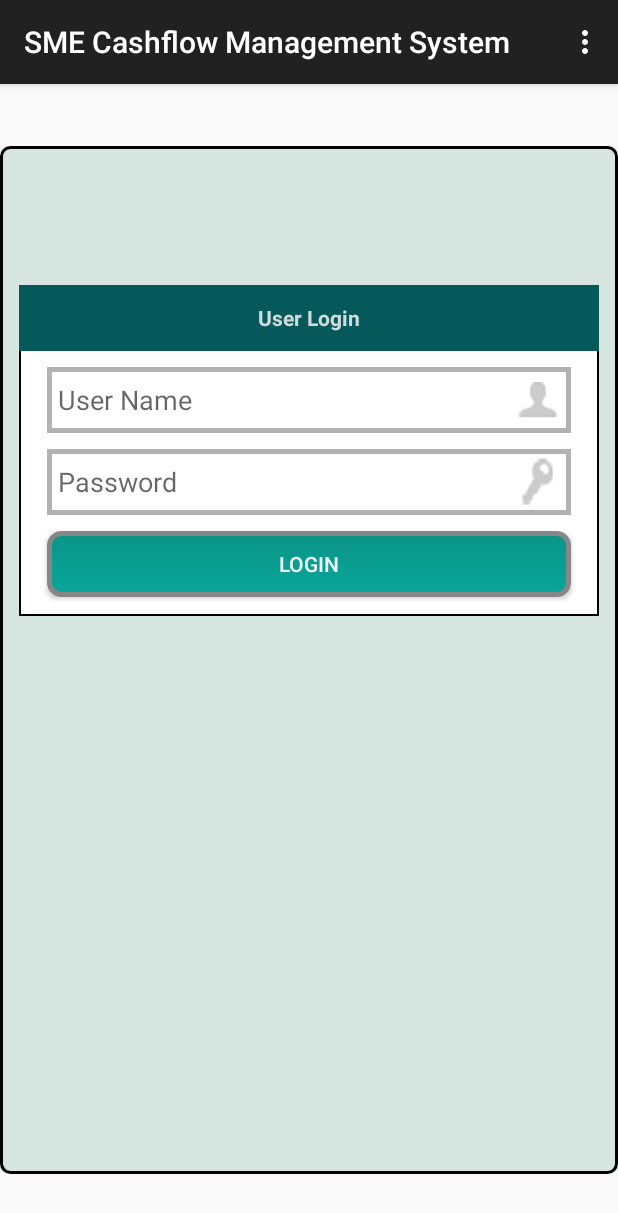
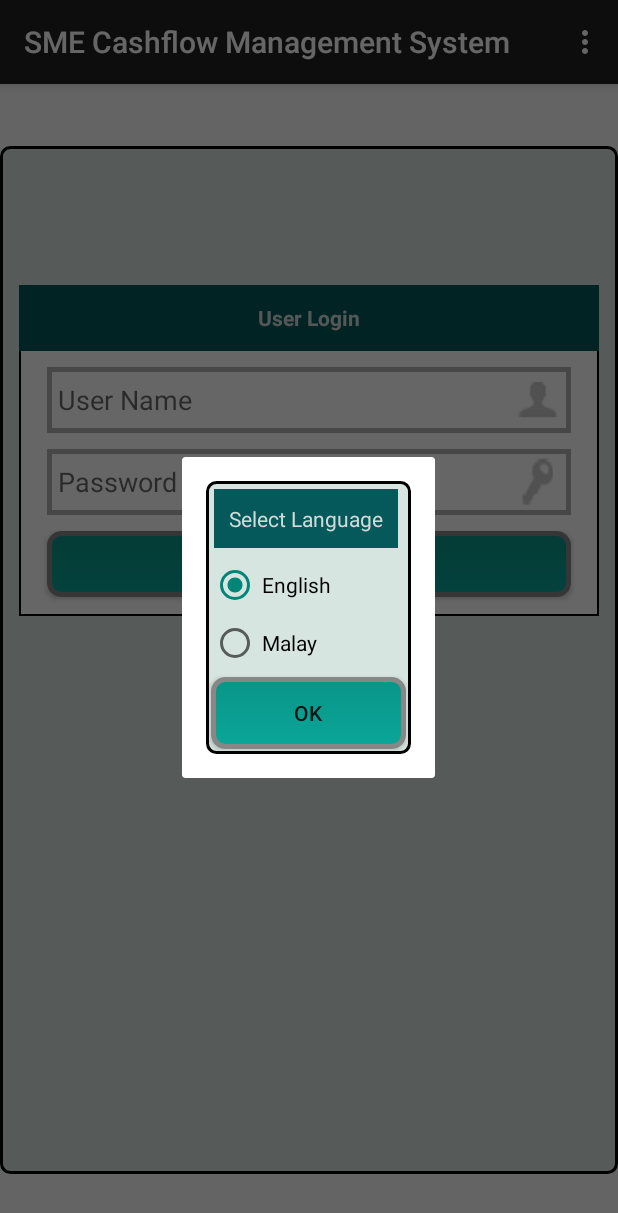
Before and after one commit to nick756/mobile, an Android app: the screen it shows after launch (MainActivity), in the options menu, after a tap on "Select Language", on a phone screen of 412 x 824 dp. Shown: the top 1213 px of the screen. Run offline under Robolectric (Android 15) with nearby library versions, the phone set to English and light mode, and no system bars.

Commit message:
First commit

```diff
--- a/app/src/main/java/com/nova/sme/sme01/MainActivity.java
+++ b/app/src/main/java/com/nova/sme/sme01/MainActivity.java
@@ -16,6 +16,7 @@ import android.view.Window;
 import android.view.WindowManager;
 import android.widget.Button;
 import android.widget.EditText;
+import android.widget.RadioButton;
 import android.widget.TextView;
 
 import com.nova.sme.sme01.miscellanea.FileManager;
@@ -102,9 +103,10 @@ public class MainActivity extends AppCompatActivity {//AppCompatActivity
 
 
         MAIN_INFO = getApplicationContext().getPackageName();
+
         voc       = new Vocabulary();
-
         params    = new Parameters();
+        params.setLangauge(voc.getLanguage());
         FM        = new FileManager(this);
         FM.readData(params);
 
@@ -174,6 +176,7 @@ public class MainActivity extends AppCompatActivity {//AppCompatActivity
             }
             // debugging for
             params.getFromXML(xml_login);
+            params.setLangauge(voc.getLanguage());
             FM.writeData(params);
             FM.readData(params);
 
@@ -253,6 +256,15 @@ public class MainActivity extends AppCompatActivity {//AppCompatActivity
     }
 
     @Override
+    public boolean onPrepareOptionsMenu (Menu menu) {
+        MenuItem item = menu.findItem(R.id.action_language);
+        if (menu != null)
+            voc.change_caption(item);
+
+        return super.onPrepareOptionsMenu(menu);
+    }
+
+    @Override
     public boolean onOptionsItemSelected(MenuItem item) {
         // Handle action bar item clicks here. The action bar will
         // automatically handle clicks on the Home/Up button, so long
@@ -261,10 +273,46 @@ public class MainActivity extends AppCompatActivity {//AppCompatActivity
 
         //noinspection SimplifiableIfStatement
         if (id == R.id.action_language) {
+            final Dialog dialog = new Dialog(this);
+            dialog.requestWindowFeature(Window.FEATURE_NO_TITLE);
+            dialog.setContentView(R.layout.activity_select__language);
+
+            final TextView text = (TextView) dialog.findViewById(R.id.select_language);
+            final RadioButton en_rb = (RadioButton) dialog.findViewById(R.id.EngRB);
+            final RadioButton my_rb = (RadioButton) dialog.findViewById(R.id.MalayRB);
+            voc.change_caption(text);
+            voc.change_caption(en_rb);
+            voc.change_caption(my_rb);
+
+            Button dialogButton = (Button) dialog.findViewById(R.id.ok_select_language);
+            voc.change_caption(dialogButton);
+
+            if (voc.getLanguage().equals("EN"))
+                en_rb.setChecked(true);
+            else
+                my_rb.setChecked(true);
+
+            dialogButton.setOnClickListener(new View.OnClickListener() {
+                @Override
+                public void onClick(View v) {
+                    if (en_rb.isChecked())
+                        voc.setLanguage("EN");
+                    else
+                        voc.setLanguage("MY");
+
+                    set_new_language();
+                    dialog.dismiss();
+                }
+            });
+            dialog.show();
             return true;
         }
+        return super.onOptionsItemSelected(item);
+    }
 
-        return super.onOptionsItemSelected(item);
+    private void set_new_language() {
+ //       MenuItem item = (MenuItem) findViewById(R.id.action_language);
+ //       voc.change_caption(item);
     }
 
     @Override
```
